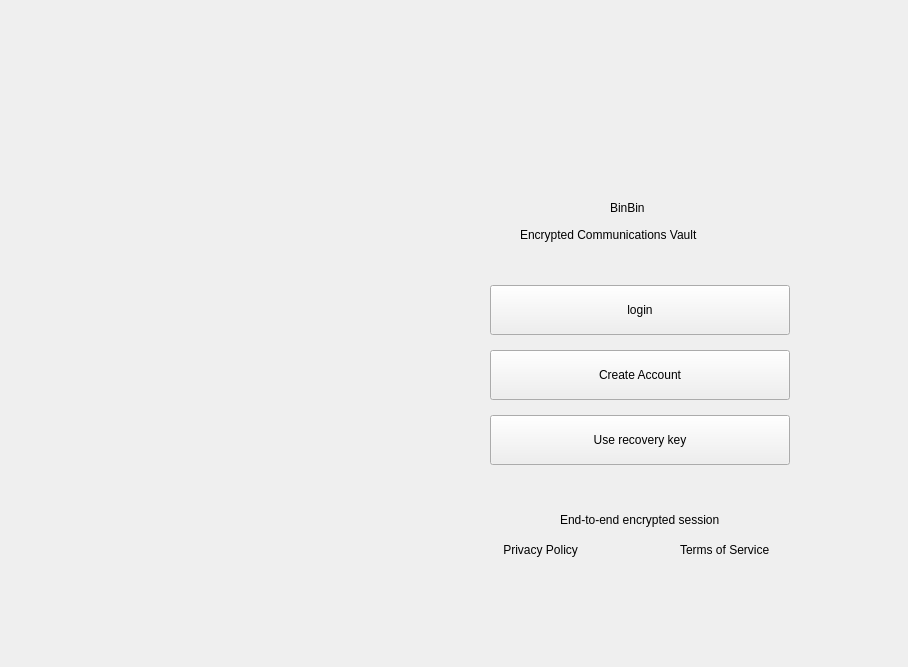
angryduck1/E2EMes, file UI/mainwindow.ui: the form before one commit.
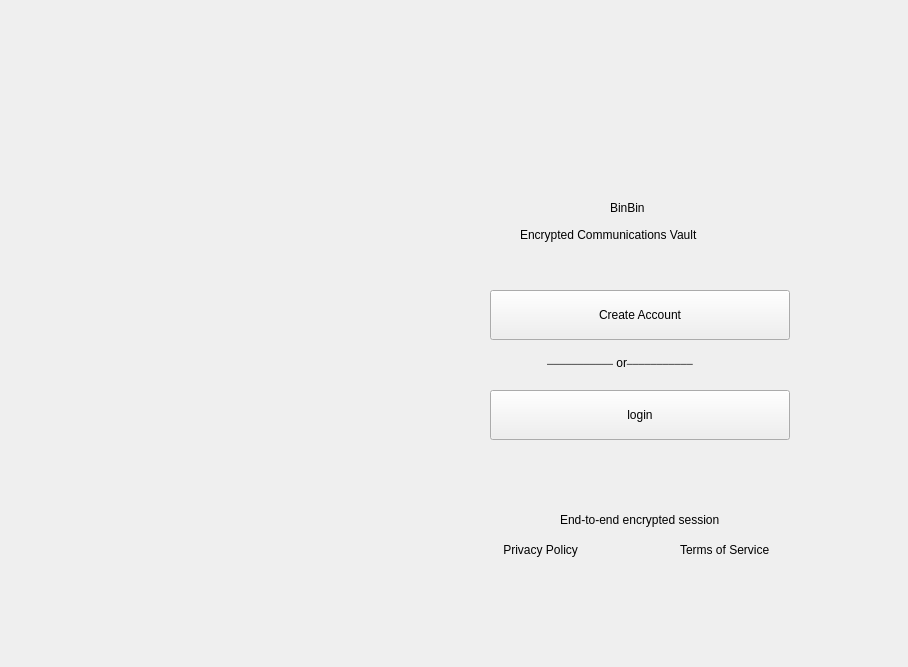
The form after the commit. The open tabs and pages were chosen to show the change.

Diff of the .ui file:
```diff
--- a/UI/mainwindow.ui
+++ b/UI/mainwindow.ui
@@ -57,7 +57,7 @@
       <property name="geometry">
        <rect>
         <x>490</x>
-        <y>350</y>
+        <y>290</y>
         <width>300</width>
         <height>50</height>
        </rect>
@@ -70,7 +70,7 @@
       <property name="geometry">
        <rect>
         <x>490</x>
-        <y>285</y>
+        <y>390</y>
         <width>300</width>
         <height>50</height>
        </rect>
@@ -79,19 +79,6 @@
        <string>login</string>
       </property>
      </widget>
-     <widget class="QPushButton" name="recoveryButton">
-      <property name="geometry">
-       <rect>
-        <x>490</x>
-        <y>415</y>
-        <width>300</width>
-        <height>50</height>
-       </rect>
-      </property>
-      <property name="text">
-       <string>Use recovery key</string>
-      </property>
-     </widget>
      <widget class="QLabel" name="label">
       <property name="geometry">
        <rect>
@@ -163,13 +150,26 @@
         <x>420</x>
         <y>270</y>
         <width>431</width>
-        <height>221</height>
+        <height>201</height>
        </rect>
       </property>
       <property name="text">
        <string/>
       </property>
      </widget>
+     <widget class="QLabel" name="label_5">
+      <property name="geometry">
+       <rect>
+        <x>547</x>
+        <y>353</y>
+        <width>241</width>
+        <height>20</height>
+       </rect>
+      </property>
+      <property name="text">
+       <string>⎯⎯⎯⎯⎯⎯⎯⎯⎯⎯⎯ or⎯⎯⎯⎯⎯⎯⎯⎯⎯⎯⎯</string>
+      </property>
+     </widget>
      <zorder>backLabel</zorder>
      <zorder>binbinLabel</zorder>
      <zorder>label_2</zorder>
@@ -259,6 +259,34 @@
       </property>
      </widget>
     </widget>
+    <widget class="QWidget" name="page">
+     <widget class="QPushButton" name="pushButton">
+      <property name="geometry">
+       <rect>
+        <x>170</x>
+        <y>150</y>
+        <width>90</width>
+        <height>29</height>
+       </rect>
+      </property>
+      <property name="text">
+       <string>PushButton</string>
+      </property>
+     </widget>
+     <widget class="QPushButton" name="recoveryButton">
+      <property name="geometry">
+       <rect>
+        <x>140</x>
+        <y>220</y>
+        <width>300</width>
+        <height>50</height>
+       </rect>
+      </property>
+      <property name="text">
+       <string>Use recovery key</string>
+      </property>
+     </widget>
+    </widget>
    </widget>
   </widget>
  </widget>
```
Left out of the diff: 4 changed lines with no effect on the pictures.
